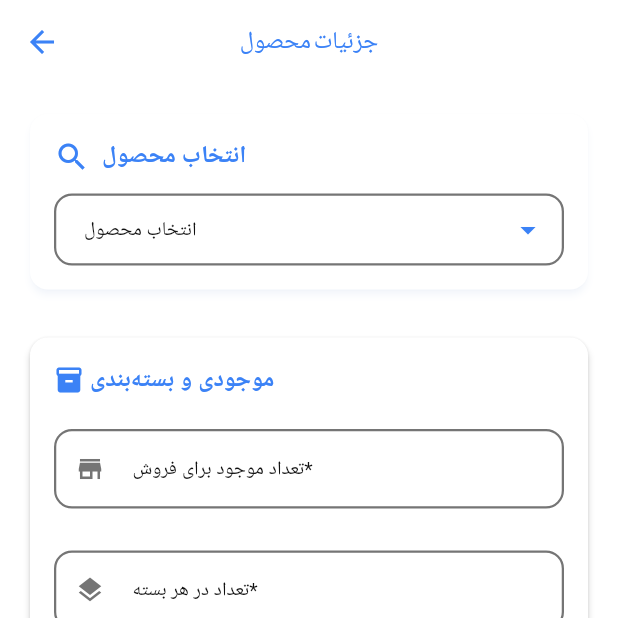
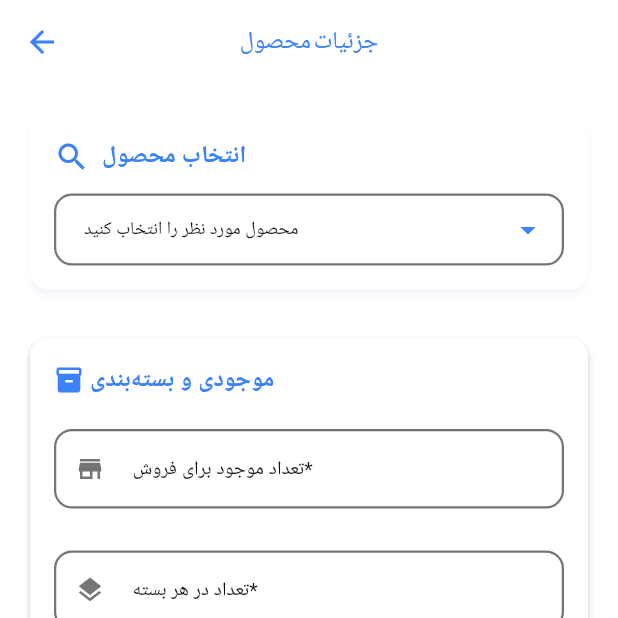
Before and after one commit to MrPouyaSaad/provider, a Flutter app: the AddProductDetails screen opened directly, on a phone screen of 412 x 824 dp, the top half of it. Run offline on Flutter 3.47's test engine with Material 3 defaults, Android fonts, the phone set to English and light mode, and no system bars; drawn by our look-alikes of dropdown_search; our stand-ins replace bloc, equatable, firebase_analytics, firebase_core, firebase_messaging, fl_chart and 8 more; missing offline and left inert: floating_snackbar, simple_ripple_animation; accounts and stored records are empty; Roboto replaces fonts that are missing (yekan-bakh).

Commit message:
add product fix label bug

```diff
--- a/lib/screens/products/add_product/add_product_details.dart
+++ b/lib/screens/products/add_product/add_product_details.dart
@@ -118,9 +118,10 @@ class _AddProductDetailsState extends State<AddProductDetails> {
             const SizedBox(height: 12),
             DropdownSearch<String>(
               popupProps: PopupProps.menu(
-                showSearchBox: true, // فعال‌سازی جستجو
+                showSearchBox: true,
                 searchFieldProps: const TextFieldProps(
                   decoration: InputDecoration(
+                    prefixIcon: Icon(Icons.search, size: 20),
                     border: OutlineInputBorder(),
                     labelText: 'جستجو',
                   ),
@@ -148,16 +149,18 @@ class _AddProductDetailsState extends State<AddProductDetails> {
               items: products.map((product) => product['name']!).toList(),
               dropdownDecoratorProps: DropDownDecoratorProps(
                 dropdownSearchDecoration: InputDecoration(
-                  labelText: 'انتخاب محصول',
+                  // labelText: 'انتخاب محصول',
+                  hintText: 'محصول مورد نظر را انتخاب کنید',
+                  alignLabelWithHint: true,
+                  // floatingLabelBehavior: FloatingLabelBehavior.always,
+
                   contentPadding: EdgeInsets.symmetric(
                     horizontal: Constants.primaryPadding,
                     vertical: 10,
                   ),
                   border: const OutlineInputBorder(),
                 ),
-                baseStyle: const TextStyle(
-                  fontSize: 12, // تنظیم سایز متن برای محصول انتخاب‌شده
-                ),
+                baseStyle: const TextStyle(fontSize: 12),
               ),
               onChanged: (value) {
                 setState(() {
```
